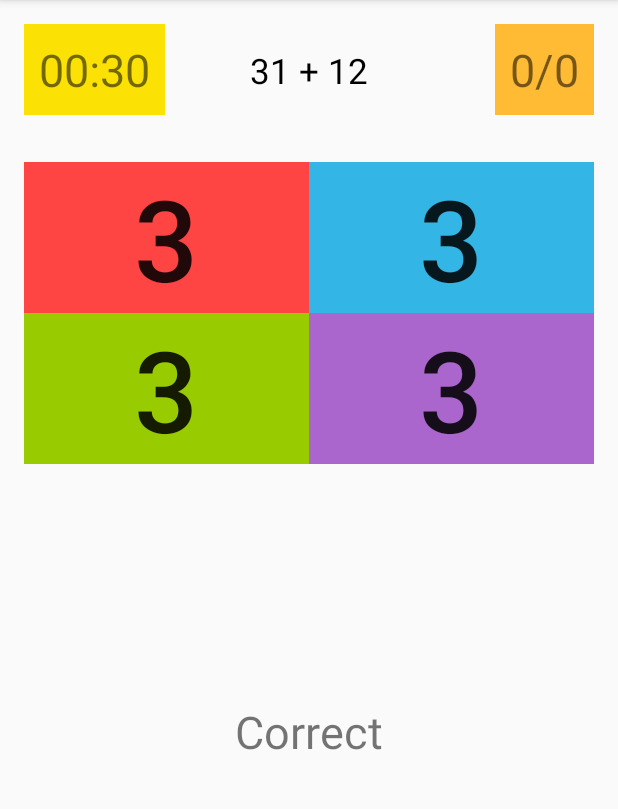
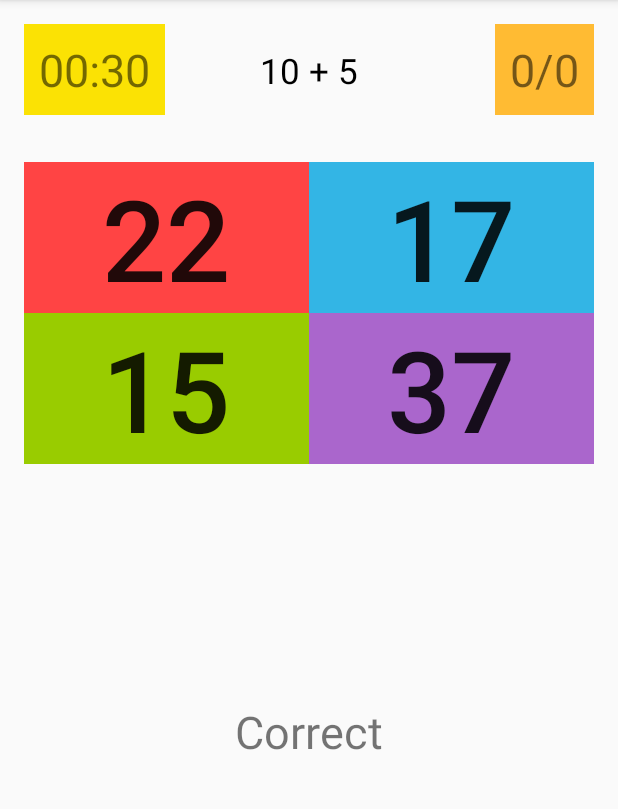
Before and after one commit to 5h4thru/MathFun, an Android app: the screen it shows after launch (MainActivity), on a phone screen of 412 x 824 dp, the part 84-893 px from its top. Run offline under Robolectric (Android 15) with nearby library versions, the phone set to English and light mode, and no system bars.

Commit message:
Sums and answers randombly generated and dispalyed in the buttons

```diff
--- a/app/src/main/java/com/yahoo/palagummi/mathfun/MainActivity.java
+++ b/app/src/main/java/com/yahoo/palagummi/mathfun/MainActivity.java
@@ -4,9 +4,19 @@ import android.support.v7.app.AppCompatActivity;
 import android.os.Bundle;
 import android.view.View;
 import android.widget.Button;
+import android.widget.TextView;
+
+import java.util.ArrayList;
+import java.util.Random;
 
 public class MainActivity extends AppCompatActivity {
     Button startButton = null;
+    TextView timerTextView = null;
+    TextView sumTextView = null;
+    TextView pointsTextView = null;
+    TextView resultTextView = null;
+    ArrayList<Integer> answers = new ArrayList<Integer>();
+    int locationOfCorrectAnswer;
 
     public void start(View view){
         startButton.setVisibility(View.INVISIBLE);
@@ -18,5 +28,42 @@ public class MainActivity extends AppCompatActivity {
 
         // get the startButton
         startButton = (Button) findViewById(R.id.startButton);
+        // get the answerButtons
+        Button button0 = (Button) findViewById(R.id.button0);
+        Button button1 = (Button) findViewById(R.id.button1);
+        Button button2 = (Button) findViewById(R.id.button2);
+        Button button3 = (Button) findViewById(R.id.button3);
+
+        // declare two numbers to represent the sum
+        int firstNum;
+        int secondNum;
+        Random rand = new Random(); // helps to generate the random numbers for the sum 0-20
+        firstNum = rand.nextInt(21);
+        secondNum = rand.nextInt(21);
+
+        // get the sumTextView
+        sumTextView = (TextView) findViewById(R.id.sumTextView);
+        sumTextView.setText(Integer.toString(firstNum) + " + " + Integer.toString(secondNum));
+
+        // generate a random number 0-4 to position the correct answer
+        locationOfCorrectAnswer = rand.nextInt(4);
+        int correctAnswer = firstNum + secondNum;
+        int incorrectAnswer;
+        for (int i=0; i<4; i++) {
+            if(i == locationOfCorrectAnswer) {
+                answers.add(correctAnswer);
+            } else {
+                incorrectAnswer = rand.nextInt(41);
+                while(incorrectAnswer == correctAnswer) { // a little quirk to get around getting the random number to be correctAnswer
+                    incorrectAnswer = rand.nextInt(41);
+                }
+                answers.add(incorrectAnswer);
+            }
+        }
+        // set the randomnly generated values ot each of the answerButtons
+        button0.setText(Integer.toString(answers.get(0)));
+        button1.setText(Integer.toString(answers.get(1)));
+        button2.setText(Integer.toString(answers.get(2)));
+        button3.setText(Integer.toString(answers.get(3)));
     }
 }
--- a/app/src/main/res/layout/activity_main.xml
+++ b/app/src/main/res/layout/activity_main.xml
@@ -34,18 +34,6 @@
         android:textSize="30sp"
         android:background="@color/colorAccent"
         android:padding="10dp" />
-
-    <TextView
-        android:text="0/0"
-        android:layout_width="wrap_content"
-        android:layout_height="wrap_content"
-        android:layout_alignParentTop="true"
-        android:layout_alignParentRight="true"
-        android:layout_alignParentEnd="true"
-        android:id="@+id/pointsTextView"
-        android:textSize="30sp"
-        android:padding="10dp"
-        android:background="@android:color/holo_orange_light" />
 
     <TextView
         android:text="31 + 12"
@@ -136,4 +124,16 @@
         android:layout_below="@+id/startButton"
         android:layout_centerHorizontal="true" />
 
+    <TextView
+        android:text="0/0"
+        android:layout_width="wrap_content"
+        android:layout_height="wrap_content"
+        android:id="@+id/pointsTextView"
+        android:textSize="30sp"
+        android:padding="10dp"
+        android:background="@android:color/holo_orange_light"
+        android:layout_alignParentTop="true"
+        android:layout_alignParentRight="true"
+        android:layout_alignParentEnd="true" />
+
 </RelativeLayout>
```
